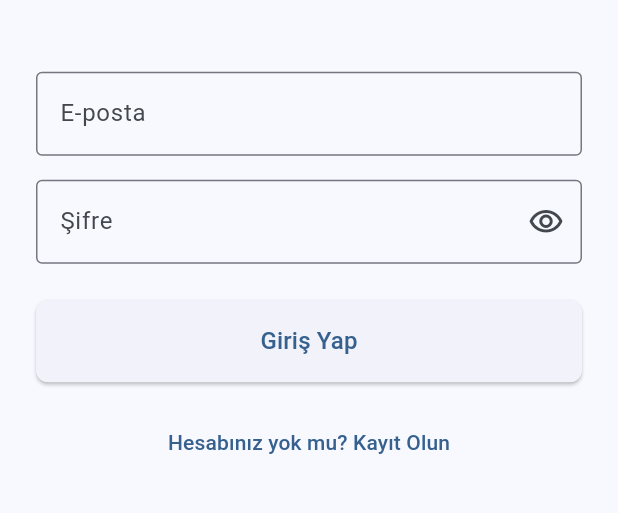
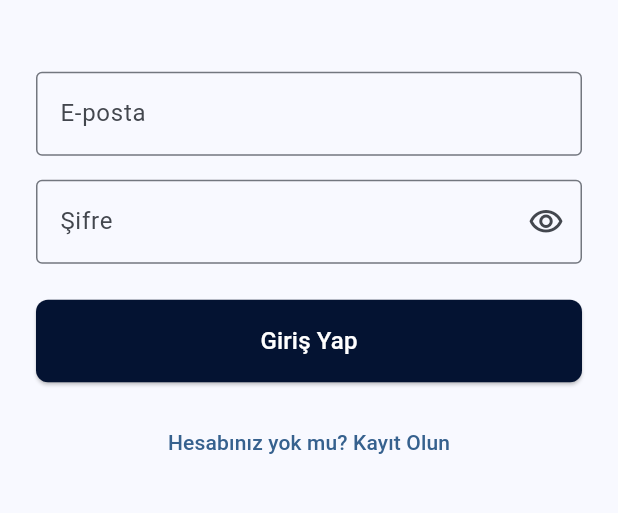
Before and after one commit to yusufgulmezz/SmileHairClinic, a Flutter app: the screen it shows after launch, on a phone screen of 412 x 824 dp, the part 469-982 px from its top. Run offline on Flutter 3.47's test engine with Material 3 defaults, Android fonts, the phone set to English and light mode, and no system bars; our stand-ins replace camera, flutter_riverpod, go_router, page_view_dot_indicator, sensors_plus; missing offline and left inert: google_mlkit_face_detection.

Commit message:
Enhance login button styling with custom background and foreground colors, and update loading indicator color for improved visibility.

```diff
--- a/lib/screens/login_screen.dart
+++ b/lib/screens/login_screen.dart
@@ -166,6 +166,8 @@ class _LoginScreenState extends ConsumerState<LoginScreen> {
                   ElevatedButton(
                     onPressed: authState.isLoading ? null : _handleLogin,
                     style: ElevatedButton.styleFrom(
+                      backgroundColor: const Color(0xFF041332), // Buton arka plan rengi (hex: #1976D2)
+                      foregroundColor: const Color(0xFFFFFFFF), // Yazı rengi (hex: #FFFFFF)
                       padding: const EdgeInsets.symmetric(vertical: 16),
                       shape: RoundedRectangleBorder(
                         borderRadius: BorderRadius.circular(8),
@@ -175,7 +177,10 @@ class _LoginScreenState extends ConsumerState<LoginScreen> {
                         ? const SizedBox(
                             height: 20,
                             width: 20,
-                            child: CircularProgressIndicator(strokeWidth: 2),
+                            child: CircularProgressIndicator(
+                              strokeWidth: 2,
+                              color: Color(0xFFFFFFFF), // Loading indicator rengi (hex: #FFFFFF)
+                            ),
                           )
                         : const Text(
                             'Giriş Yap',
```
